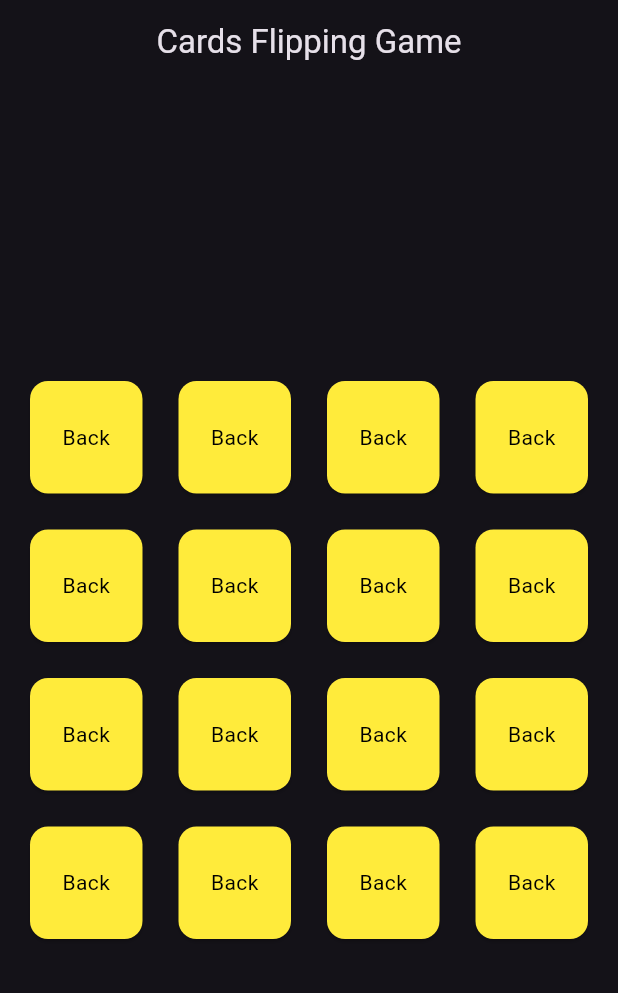
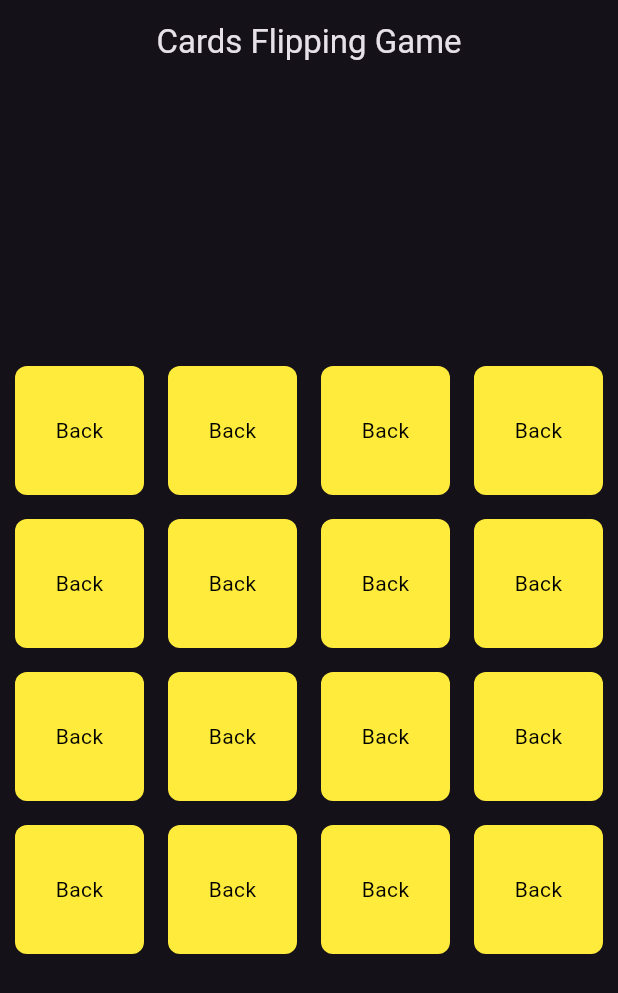
Before and after one commit to abhiramgelle1/HomeWork03-CardFlippingGame, a Flutter app: the screen it shows after launch, on a phone screen of 412 x 824 dp. Shown: the top 993 px of the screen. Run offline on Flutter 3.47's test engine with Material 3 defaults, Android fonts, the phone set to English and light mode, and no system bars.

Commit message:
Formatted screen layout and integrated images

```diff
--- a/lib/main.dart
+++ b/lib/main.dart
@@ -4,7 +4,54 @@ void main() {
   runApp(CardMatchingGame());
 }
 
-class CardMatchingGame extends StatelessWidget {
+class CardModel {
+  final String imageAssetPath;
+  bool isFaceUp;
+  bool isMatched;
+
+  CardModel({
+    required this.imageAssetPath,
+    this.isFaceUp = false,
+    this.isMatched = false,
+  });
+}
+
+class CardMatchingGame extends StatefulWidget {
+  @override
+  _CardMatchingGameState createState() => _CardMatchingGameState();
+}
+
+class _CardMatchingGameState extends State<CardMatchingGame> {
+  late List<CardModel> cards;
+
+  @override
+  void initState() {
+    super.initState();
+    _initializeCards();
+  }
+
+  void _initializeCards() {
+    cards = [
+      CardModel(imageAssetPath: 'assets/captainamerica.jpeg'),
+      CardModel(imageAssetPath: 'assets/captainamerica.jpeg'),
+      CardModel(imageAssetPath: 'assets/beyblade.jpeg'),
+      CardModel(imageAssetPath: 'assets/beyblade.jpeg'),
+      CardModel(imageAssetPath: 'assets/naruto.jpeg'),
+      CardModel(imageAssetPath: 'assets/naruto.jpeg'),
+      CardModel(imageAssetPath: 'assets/thor.jpeg'),
+      CardModel(imageAssetPath: 'assets/thor.jpeg'),
+      CardModel(imageAssetPath: 'assets/inazuma.jpeg'),
+      CardModel(imageAssetPath: 'assets/inazuma.jpeg'),
+      CardModel(imageAssetPath: 'assets/spiderman.jpeg'),
+      CardModel(imageAssetPath: 'assets/spiderman.jpeg'),
+      CardModel(imageAssetPath: 'assets/haikyuu.jpeg'),
+      CardModel(imageAssetPath: 'assets/haikyuu.jpeg'),
+      CardModel(imageAssetPath: 'assets/demonslayer.jpeg'),
+      CardModel(imageAssetPath: 'assets/demonslayer.jpeg'),
+    ];
+    cards.shuffle();
+  }
+
   @override
   Widget build(BuildContext context) {
     return MaterialApp(
@@ -17,17 +64,42 @@ class CardMatchingGame extends StatelessWidget {
         ),
         body: Center(
           child: Padding(
-            padding: const EdgeInsets.all(16.0),
+            padding: const EdgeInsets.all(10.0),
             child: GridView.count(
               shrinkWrap: true,
-              crossAxisCount: 4, // 4x4 grid
+              crossAxisCount: 4,
               mainAxisSpacing: 16.0,
               crossAxisSpacing: 16.0,
-              children: List.generate(16, (index) {
-                return Card(
-                  color: Colors.yellow,
-                  child: Center(
-                    child: Text('Back', style: TextStyle(color: Colors.black)),
+              children: List.generate(cards.length, (index) {
+                return GestureDetector(
+                  onTap: () {
+                    setState(() {
+                      cards[index].isFaceUp =
+                          !cards[index].isFaceUp; // Flip card
+                    });
+                  },
+                  child: AnimatedContainer(
+                    duration:
+                        Duration(milliseconds: 300), // Animation for flipping
+                    decoration: BoxDecoration(
+                      color:
+                          cards[index].isFaceUp ? Colors.grey : Colors.yellow,
+                      borderRadius: BorderRadius.circular(8.0),
+                      image: cards[index].isFaceUp
+                          ? DecorationImage(
+                              image: AssetImage(cards[index].imageAssetPath),
+                              fit: BoxFit.cover,
+                            )
+                          : null, // Show image only if card is face-up
+                    ),
+                    child: Center(
+                      child: cards[index].isFaceUp
+                          ? null
+                          : Text(
+                              "Back",
+                              style: TextStyle(color: Colors.black),
+                            ),
+                    ),
                   ),
                 );
               }),
```
